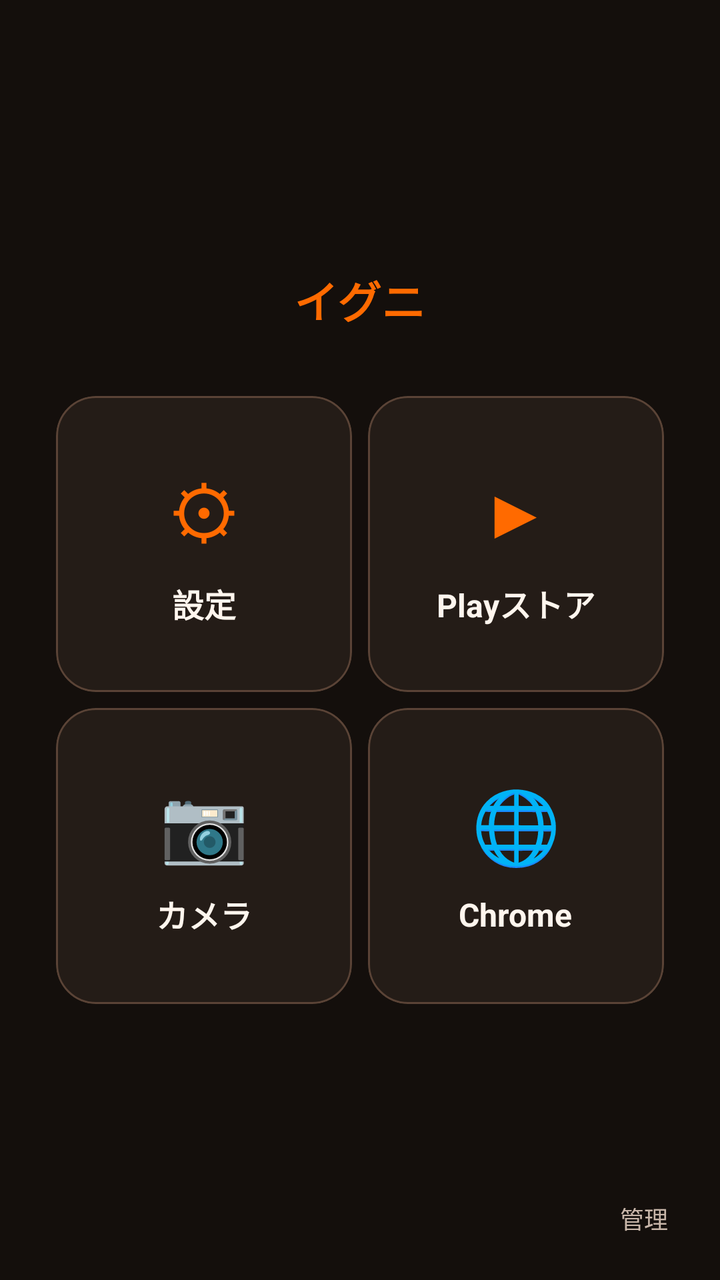
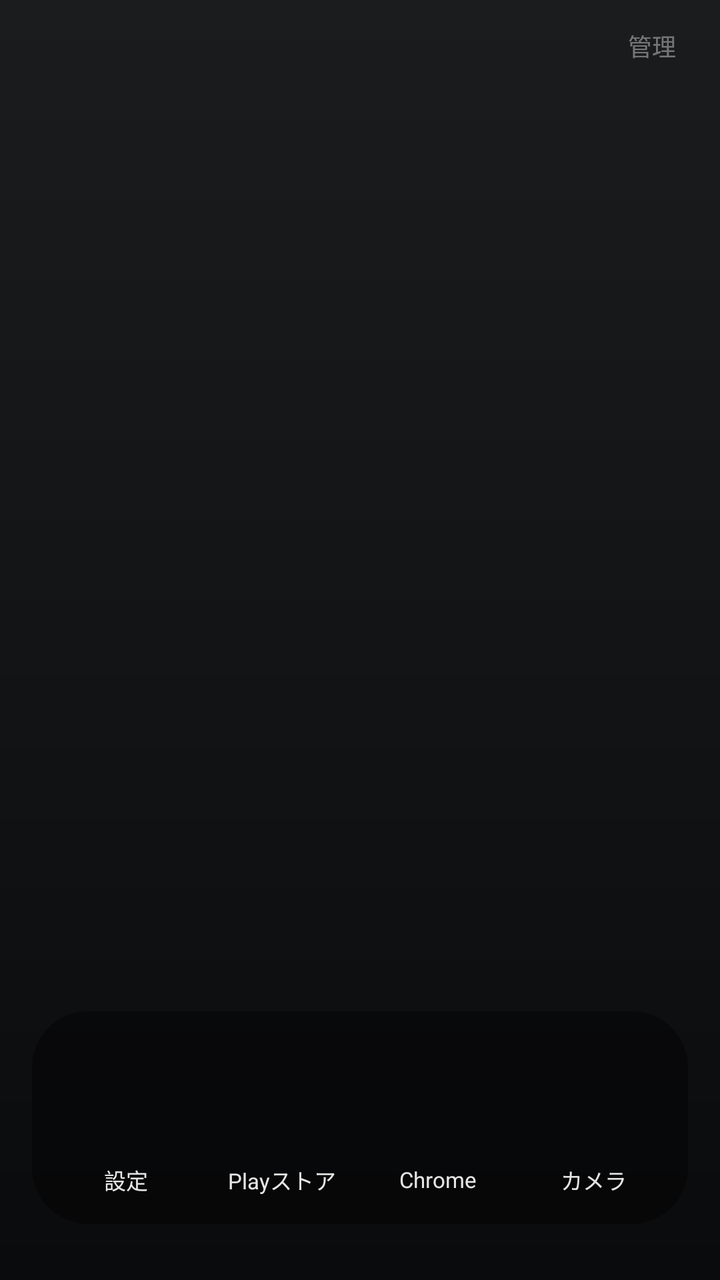

Two renders of the same Android screen: before a commit and after it. Below are the layout's source before the change and the commit's diff.
<!-- AndroidManifest.xml: application theme Theme.Igni -->
<!-- res/layout/activity_home.xml -->
<?xml version="1.0" encoding="utf-8"?>
<FrameLayout xmlns:android="http://schemas.android.com/apk/res/android"
    xmlns:app="http://schemas.android.com/apk/res-auto"
    xmlns:tools="http://schemas.android.com/tools"
    android:layout_width="match_parent"
    android:layout_height="match_parent"
    android:background="@color/igni_bg">

    <LinearLayout
        android:layout_width="match_parent"
        android:layout_height="wrap_content"
        android:layout_gravity="center"
        android:gravity="center"
        android:orientation="vertical"
        android:paddingHorizontal="24dp">

        <TextView
            android:layout_width="wrap_content"
            android:layout_height="wrap_content"
            android:layout_marginBottom="28dp"
            android:text="@string/app_name"
            android:textColor="@color/igni_orange"
            android:textSize="22sp"
            android:textStyle="bold" />

        <GridLayout
            android:layout_width="wrap_content"
            android:layout_height="wrap_content"
            android:alignmentMode="alignMargins"
            android:columnCount="2"
            android:rowCount="2"
            android:useDefaultMargins="true">

            <com.google.android.material.card.MaterialCardView
                android:id="@+id/tileSettings"
                android:layout_width="148dp"
                android:layout_height="148dp"
                android:clickable="true"
                android:focusable="true"
                android:foreground="?attr/selectableItemBackground"
                app:cardBackgroundColor="@color/igni_surface"
                app:cardCornerRadius="20dp"
                app:strokeColor="@color/igni_outline"
                app:strokeWidth="1dp">

                <LinearLayout
                    android:layout_width="match_parent"
                    android:layout_height="match_parent"
                    android:gravity="center"
                    android:orientation="vertical"
                    android:padding="12dp">

                    <TextView
                        android:layout_width="wrap_content"
                        android:layout_height="wrap_content"
                        android:text="⚙"
                        android:textColor="@color/igni_orange"
                        android:textSize="36sp" />

                    <TextView
                        android:layout_width="wrap_content"
                        android:layout_height="wrap_content"
                        android:layout_marginTop="10dp"
                        android:text="@string/home_tile_settings"
                        android:textColor="@color/igni_text"
                        android:textSize="16sp"
                        android:textStyle="bold" />
                </LinearLayout>
            </com.google.android.material.card.MaterialCardView>

            <com.google.android.material.card.MaterialCardView
                android:id="@+id/tilePlayStore"
                android:layout_width="148dp"
                android:layout_height="148dp"
                android:clickable="true"
                android:focusable="true"
                android:foreground="?attr/selectableItemBackground"
                app:cardBackgroundColor="@color/igni_surface"
                app:cardCornerRadius="20dp"
                app:strokeColor="@color/igni_outline"
                app:strokeWidth="1dp">

                <LinearLayout
                    android:layout_width="match_parent"
                    android:layout_height="match_parent"
                    android:gravity="center"
                    android:orientation="vertical"
                    android:padding="12dp">

                    <TextView
                        android:layout_width="wrap_content"
                        android:layout_height="wrap_content"
                        android:text="▶"
                        android:textColor="@color/igni_orange"
                        android:textSize="36sp" />

                    <TextView
                        android:layout_width="wrap_content"
                        android:layout_height="wrap_content"
                        android:layout_marginTop="10dp"
                        android:text="@string/home_tile_play_store"
                        android:textColor="@color/igni_text"
                        android:textSize="16sp"
                        android:textStyle="bold" />
                </LinearLayout>
            </com.google.android.material.card.MaterialCardView>

            <com.google.android.material.card.MaterialCardView
                android:id="@+id/tileCamera"
                android:layout_width="148dp"
                android:layout_height="148dp"
                android:clickable="true"
                android:focusable="true"
                android:foreground="?attr/selectableItemBackground"
                app:cardBackgroundColor="@color/igni_surface"
                app:cardCornerRadius="20dp"
                app:strokeColor="@color/igni_outline"
                app:strokeWidth="1dp">

                <LinearLayout
                    android:layout_width="match_parent"
                    android:layout_height="match_parent"
                    android:gravity="center"
                    android:orientation="vertical"
                    android:padding="12dp">

                    <TextView
                        android:layout_width="wrap_content"
                        android:layout_height="wrap_content"
                        android:text="📷"
                        android:textColor="@color/igni_orange"
                        android:textSize="36sp" />

                    <TextView
                        android:layout_width="wrap_content"
                        android:layout_height="wrap_content"
                        android:layout_marginTop="10dp"
                        android:text="@string/home_tile_camera"
                        android:textColor="@color/igni_text"
                        android:textSize="16sp"
                        android:textStyle="bold" />
                </LinearLayout>
            </com.google.android.material.card.MaterialCardView>

            <com.google.android.material.card.MaterialCardView
                android:id="@+id/tileChrome"
                android:layout_width="148dp"
                android:layout_height="148dp"
                android:clickable="true"
                android:focusable="true"
                android:foreground="?attr/selectableItemBackground"
                app:cardBackgroundColor="@color/igni_surface"
                app:cardCornerRadius="20dp"
                app:strokeColor="@color/igni_outline"
                app:strokeWidth="1dp">

                <LinearLayout
                    android:layout_width="match_parent"
                    android:layout_height="match_parent"
                    android:gravity="center"
                    android:orientation="vertical"
                    android:padding="12dp">

                    <TextView
                        android:layout_width="wrap_content"
                        android:layout_height="wrap_content"
                        android:text="🌐"
                        android:textColor="@color/igni_orange"
                        android:textSize="36sp" />

                    <TextView
                        android:layout_width="wrap_content"
                        android:layout_height="wrap_content"
                        android:layout_marginTop="10dp"
                        android:text="@string/home_tile_chrome"
                        android:textColor="@color/igni_text"
                        android:textSize="16sp"
                        android:textStyle="bold" />
                </LinearLayout>
            </com.google.android.material.card.MaterialCardView>
        </GridLayout>
    </LinearLayout>

    <TextView
        android:id="@+id/linkAdmin"
        android:layout_width="wrap_content"
        android:layout_height="wrap_content"
        android:layout_gravity="bottom|end"
        android:layout_margin="16dp"
        android:background="?attr/selectableItemBackground"
        android:clickable="true"
        android:focusable="true"
        android:paddingHorizontal="10dp"
        android:paddingVertical="6dp"
        android:text="@string/home_admin_link"
        android:textColor="@color/igni_muted"
        android:textSize="12sp"
        tools:ignore="RtlHardcoded" />
</FrameLayout>
<!-- resources referenced by this layout -->
<resources>
  <color name="igni_bg">#FF140F0C</color>
  <color name="igni_muted">#FFC9B7AA</color>
  <color name="igni_orange">#FFFF6A00</color>
  <color name="igni_outline">#FF5A4336</color>
  <color name="igni_surface">#FF241C17</color>
  <color name="igni_text">#FFFFF6EE</color>
  <string name="app_name">イグニ</string>
  <string name="home_admin_link">管理</string>
  <string name="home_tile_camera">カメラ</string>
  <string name="home_tile_chrome">Chrome</string>
  <string name="home_tile_play_store">Playストア</string>
  <string name="home_tile_settings">設定</string>
  <style name="Theme.Igni" parent="Theme.Material3.Dark.NoActionBar">
          <item name="colorPrimary">@color/igni_orange</item>
          <item name="colorOnPrimary">@color/igni_bg</item>
          <item name="colorSecondary">@color/igni_orange_dim</item>
          <item name="colorSurface">@color/igni_surface</item>
          <item name="colorOnSurface">@color/igni_text</item>
          <item name="android:statusBarColor">@color/igni_bg</item>
          <item name="android:navigationBarColor">@color/igni_bg</item>
          <item name="android:windowBackground">@color/igni_bg</item>
          <item name="materialAlertDialogTheme">@style/ThemeOverlay.Igni.Dialog</item>
      </style>
  <color name="igni_orange_dim">#FFB34700</color>
  <style name="ThemeOverlay.Igni.Dialog" parent="ThemeOverlay.Material3.MaterialAlertDialog">
          <item name="colorPrimary">@color/igni_orange</item>
          <item name="colorSurface">@color/igni_surface</item>
          <item name="colorOnSurface">@color/igni_text</item>
      </style>
</resources>

<!-- the commit's change to res/layout/activity_home.xml (unified diff, before → after) -->
@@ -1,199 +1,169 @@
 <?xml version="1.0" encoding="utf-8"?>
 <FrameLayout xmlns:android="http://schemas.android.com/apk/res/android"
-    xmlns:app="http://schemas.android.com/apk/res-auto"
     xmlns:tools="http://schemas.android.com/tools"
+    android:id="@+id/homeRoot"
     android:layout_width="match_parent"
     android:layout_height="match_parent"
-    android:background="@color/igni_bg">
+    android:background="@drawable/home_wallpaper_gradient"
+    android:fitsSystemWindows="true">
 
-    <LinearLayout
+    
+    <View
+        android:id="@+id/wallpaperArea"
         android:layout_width="match_parent"
-        android:layout_height="wrap_content"
-        android:layout_gravity="center"
-        android:gravity="center"
-        android:orientation="vertical"
-        android:paddingHorizontal="24dp">
-
-        <TextView
-            android:layout_width="wrap_content"
-            android:layout_height="wrap_content"
-            android:layout_marginBottom="28dp"
-            android:text="@string/app_name"
-            android:textColor="@color/igni_orange"
-            android:textSize="22sp"
-            android:textStyle="bold" />
-
-        <GridLayout
-            android:layout_width="wrap_content"
-            android:layout_height="wrap_content"
-            android:alignmentMode="alignMargins"
-            android:columnCount="2"
-            android:rowCount="2"
-            android:useDefaultMargins="true">
-
-            <com.google.android.material.card.MaterialCardView
-                android:id="@+id/tileSettings"
-                android:layout_width="148dp"
-                android:layout_height="148dp"
-                android:clickable="true"
-                android:focusable="true"
-                android:foreground="?attr/selectableItemBackground"
-                app:cardBackgroundColor="@color/igni_surface"
-                app:cardCornerRadius="20dp"
-                app:strokeColor="@color/igni_outline"
-                app:strokeWidth="1dp">
-
-                <LinearLayout
-                    android:layout_width="match_parent"
-                    android:layout_height="match_parent"
-                    android:gravity="center"
-                    android:orientation="vertical"
-                    android:padding="12dp">
-
-                    <TextView
-                        android:layout_width="wrap_content"
-                        android:layout_height="wrap_content"
-                        android:text="⚙"
-                        android:textColor="@color/igni_orange"
-                        android:textSize="36sp" />
-
-                    <TextView
-                        android:layout_width="wrap_content"
-                        android:layout_height="wrap_content"
-                        android:layout_marginTop="10dp"
-                        android:text="@string/home_tile_settings"
-                        android:textColor="@color/igni_text"
-                        android:textSize="16sp"
-                        android:textStyle="bold" />
-                </LinearLayout>
-            </com.google.android.material.card.MaterialCardView>
-
-            <com.google.android.material.card.MaterialCardView
-                android:id="@+id/tilePlayStore"
-                android:layout_width="148dp"
-                android:layout_height="148dp"
-                android:clickable="true"
-                android:focusable="true"
-                android:foreground="?attr/selectableItemBackground"
-                app:cardBackgroundColor="@color/igni_surface"
-                app:cardCornerRadius="20dp"
-                app:strokeColor="@color/igni_outline"
-                app:strokeWidth="1dp">
-
-                <LinearLayout
-                    android:layout_width="match_parent"
-                    android:layout_height="match_parent"
-                    android:gravity="center"
-                    android:orientation="vertical"
-                    android:padding="12dp">
-
-                    <TextView
-                        android:layout_width="wrap_content"
-                        android:layout_height="wrap_content"
-                        android:text="▶"
-                        android:textColor="@color/igni_orange"
-                        android:textSize="36sp" />
-
-                    <TextView
-                        android:layout_width="wrap_content"
-                        android:layout_height="wrap_content"
-                        android:layout_marginTop="10dp"
-                        android:text="@string/home_tile_play_store"
-                        android:textColor="@color/igni_text"
-                        android:textSize="16sp"
-                        android:textStyle="bold" />
-                </LinearLayout>
-            </com.google.android.material.card.MaterialCardView>
-
-            <com.google.android.material.card.MaterialCardView
-                android:id="@+id/tileCamera"
-                android:layout_width="148dp"
-                android:layout_height="148dp"
-                android:clickable="true"
-                android:focusable="true"
-                android:foreground="?attr/selectableItemBackground"
-                app:cardBackgroundColor="@color/igni_surface"
-                app:cardCornerRadius="20dp"
-                app:strokeColor="@color/igni_outline"
-                app:strokeWidth="1dp">
-
-                <LinearLayout
-                    android:layout_width="match_parent"
-                    android:layout_height="match_parent"
-                    android:gravity="center"
-                    android:orientation="vertical"
-                    android:padding="12dp">
-
-                    <TextView
-                        android:layout_width="wrap_content"
-                        android:layout_height="wrap_content"
-                        android:text="📷"
-                        android:textColor="@color/igni_orange"
-                        android:textSize="36sp" />
-
-                    <TextView
-                        android:layout_width="wrap_content"
-                        android:layout_height="wrap_content"
-                        android:layout_marginTop="10dp"
-                        android:text="@string/home_tile_camera"
-                        android:textColor="@color/igni_text"
-                        android:textSize="16sp"
-                        android:textStyle="bold" />
-                </LinearLayout>
-            </com.google.android.material.card.MaterialCardView>
-
-            <com.google.android.material.card.MaterialCardView
-                android:id="@+id/tileChrome"
-                android:layout_width="148dp"
-                android:layout_height="148dp"
-                android:clickable="true"
-                android:focusable="true"
-                android:foreground="?attr/selectableItemBackground"
-                app:cardBackgroundColor="@color/igni_surface"
-                app:cardCornerRadius="20dp"
-                app:strokeColor="@color/igni_outline"
-                app:strokeWidth="1dp">
-
-                <LinearLayout
-                    android:layout_width="match_parent"
-                    android:layout_height="match_parent"
-                    android:gravity="center"
-                    android:orientation="vertical"
-                    android:padding="12dp">
-
-                    <TextView
-                        android:layout_width="wrap_content"
-                        android:layout_height="wrap_content"
-                        android:text="🌐"
-                        android:textColor="@color/igni_orange"
-                        android:textSize="36sp" />
-
-                    <TextView
-                        android:layout_width="wrap_content"
-                        android:layout_height="wrap_content"
-                        android:layout_marginTop="10dp"
-                        android:text="@string/home_tile_chrome"
-                        android:textColor="@color/igni_text"
-                        android:textSize="16sp"
-                        android:textStyle="bold" />
-                </LinearLayout>
-            </com.google.android.material.card.MaterialCardView>
-        </GridLayout>
-    </LinearLayout>
+        android:layout_height="match_parent"
+        android:contentDescription="@null" />
 
     <TextView
         android:id="@+id/linkAdmin"
         android:layout_width="wrap_content"
         android:layout_height="wrap_content"
-        android:layout_gravity="bottom|end"
-        android:layout_margin="16dp"
-        android:background="?attr/selectableItemBackground"
+        android:layout_gravity="top|end"
+        android:layout_marginTop="8dp"
+        android:layout_marginEnd="12dp"
+        android:background="?attr/selectableItemBackgroundBorderless"
         android:clickable="true"
         android:focusable="true"
         android:paddingHorizontal="10dp"
         android:paddingVertical="6dp"
         android:text="@string/home_admin_link"
-        android:textColor="@color/igni_muted"
+        android:textColor="#66FFFFFF"
         android:textSize="12sp"
         tools:ignore="RtlHardcoded" />
+
+    
+    <LinearLayout
+        android:id="@+id/dockRow"
+        android:layout_width="match_parent"
+        android:layout_height="wrap_content"
+        android:layout_gravity="bottom|center_horizontal"
+        android:layout_marginHorizontal="16dp"
+        android:layout_marginBottom="28dp"
+        android:background="@drawable/dock_scrim"
+        android:gravity="center"
+        android:orientation="horizontal"
+        android:paddingHorizontal="8dp"
+        android:paddingTop="14dp"
+        android:paddingBottom="10dp">
+
+        <LinearLayout
+            android:id="@+id/dockSettings"
+            android:layout_width="0dp"
+            android:layout_height="wrap_content"
+            android:layout_weight="1"
+            android:background="?attr/selectableItemBackgroundBorderless"
+            android:clickable="true"
+            android:focusable="true"
+            android:gravity="center_horizontal"
+            android:orientation="vertical"
+            android:paddingVertical="4dp">
+
+            <ImageView
+                android:id="@+id/iconSettings"
+                android:layout_width="52dp"
+                android:layout_height="52dp"
+                android:contentDescription="@string/home_tile_settings"
+                android:scaleType="fitCenter" />
+
+            <TextView
+                android:layout_width="wrap_content"
+                android:layout_height="wrap_content"
+                android:layout_marginTop="6dp"
+                android:ellipsize="end"
+                android:maxLines="1"
+                android:text="@string/home_tile_settings"
+                android:textColor="#E6FFFFFF"
+                android:textSize="11sp" />
+        </LinearLayout>
+
+        <LinearLayout
+            android:id="@+id/dockPlayStore"
+            android:layout_width="0dp"
+            android:layout_height="wrap_content"
+            android:layout_weight="1"
+            android:background="?attr/selectableItemBackgroundBorderless"
+            android:clickable="true"
+            android:focusable="true"
+            android:gravity="center_horizontal"
+            android:orientation="vertical"
+            android:paddingVertical="4dp">
+
+            <ImageView
+                android:id="@+id/iconPlayStore"
+                android:layout_width="52dp"
+                android:layout_height="52dp"
+                android:contentDescription="@string/home_tile_play_store"
+                android:scaleType="fitCenter" />
+
+            <TextView
+                android:layout_width="wrap_content"
+                android:layout_height="wrap_content"
+                android:layout_marginTop="6dp"
+                android:ellipsize="end"
+                android:maxLines="1"
+                android:text="@string/home_tile_play_store"
+                android:textColor="#E6FFFFFF"
+                android:textSize="11sp" />
+        </LinearLayout>
+
+        <LinearLayout
+            android:id="@+id/dockChrome"
+            android:layout_width="0dp"
+            android:layout_height="wrap_content"
+            android:layout_weight="1"
+            android:background="?attr/selectableItemBackgroundBorderless"
+            android:clickable="true"
+            android:focusable="true"
+            android:gravity="center_horizontal"
+            android:orientation="vertical"
+            android:paddingVertical="4dp">
+
+            <ImageView
+                android:id="@+id/iconChrome"
+                android:layout_width="52dp"
+                android:layout_height="52dp"
+                android:contentDescription="@string/home_tile_chrome"
+                android:scaleType="fitCenter" />
+
+            <TextView
+                android:layout_width="wrap_content"
+                android:layout_height="wrap_content"
+                android:layout_marginTop="6dp"
+                android:ellipsize="end"
+                android:maxLines="1"
+                android:text="@string/home_tile_chrome"
+                android:textColor="#E6FFFFFF"
+                android:textSize="11sp" />
+        </LinearLayout>
+
+        <LinearLayout
+            android:id="@+id/dockCamera"
+            android:layout_width="0dp"
+            android:layout_height="wrap_content"
+            android:layout_weight="1"
+            android:background="?attr/selectableItemBackgroundBorderless"
+            android:clickable="true"
+            android:focusable="true"
+            android:gravity="center_horizontal"
+            android:orientation="vertical"
+            android:paddingVertical="4dp">
+
+            <ImageView
+                android:id="@+id/iconCamera"
+                android:layout_width="52dp"
+                android:layout_height="52dp"
+                android:contentDescription="@string/home_tile_camera"
+                android:scaleType="fitCenter" />
+
+            <TextView
+                android:layout_width="wrap_content"
+                android:layout_height="wrap_content"
+                android:layout_marginTop="6dp"
+                android:ellipsize="end"
+                android:maxLines="1"
+                android:text="@string/home_tile_camera"
+                android:textColor="#E6FFFFFF"
+                android:textSize="11sp" />
+        </LinearLayout>
+    </LinearLayout>
 </FrameLayout>
<!-- resource entries referenced after the edit -->
@@ -1,17 +1,34 @@
 <!-- resources referenced by this layout -->
 <resources>
-  <color name="igni_bg">#FF140F0C</color>
-  <color name="igni_muted">#FFC9B7AA</color>
-  <color name="igni_orange">#FFFF6A00</color>
-  <color name="igni_outline">#FF5A4336</color>
-  <color name="igni_surface">#FF241C17</color>
-  <color name="igni_text">#FFFFF6EE</color>
-  <string name="app_name">イグニ</string>
+  <!-- drawable dock_scrim (drawable) -->
+  <?xml version="1.0" encoding="utf-8"?>
+  <shape xmlns:android="http://schemas.android.com/apk/res/android"
+      android:shape="rectangle">
+      <solid android:color="#66000000" />
+      <corners android:radius="28dp" />
+  </shape>
+  <!-- drawable home_wallpaper_gradient (drawable) -->
+  <?xml version="1.0" encoding="utf-8"?>
+  <shape xmlns:android="http://schemas.android.com/apk/res/android"
+      android:shape="rectangle">
+      <gradient
+          android:angle="270"
+          android:startColor="#FF1A1C1E"
+          android:centerColor="#FF121416"
+          android:endColor="#FF0A0B0D"
+          android:type="linear" />
+  </shape>
   <string name="home_admin_link">管理</string>
   <string name="home_tile_camera">カメラ</string>
   <string name="home_tile_chrome">Chrome</string>
   <string name="home_tile_play_store">Playストア</string>
   <string name="home_tile_settings">設定</string>
+  <style name="Theme.Igni.Home" parent="Theme.Igni">
+          <item name="android:windowBackground">@drawable/home_wallpaper_gradient</item>
+          <item name="android:statusBarColor">#FF121416</item>
+          <item name="android:navigationBarColor">#FF0A0B0D</item>
+          <item name="android:windowFullscreen">false</item>
+      </style>
   <style name="Theme.Igni" parent="Theme.Material3.Dark.NoActionBar">
           <item name="colorPrimary">@color/igni_orange</item>
           <item name="colorOnPrimary">@color/igni_bg</item>
@@ -23,7 +40,11 @@
           <item name="android:windowBackground">@color/igni_bg</item>
           <item name="materialAlertDialogTheme">@style/ThemeOverlay.Igni.Dialog</item>
       </style>
+  <color name="igni_orange">#FFFF6A00</color>
+  <color name="igni_bg">#FF140F0C</color>
   <color name="igni_orange_dim">#FFB34700</color>
+  <color name="igni_surface">#FF241C17</color>
+  <color name="igni_text">#FFFFF6EE</color>
   <style name="ThemeOverlay.Igni.Dialog" parent="ThemeOverlay.Material3.MaterialAlertDialog">
           <item name="colorPrimary">@color/igni_orange</item>
           <item name="colorSurface">@color/igni_surface</item>
